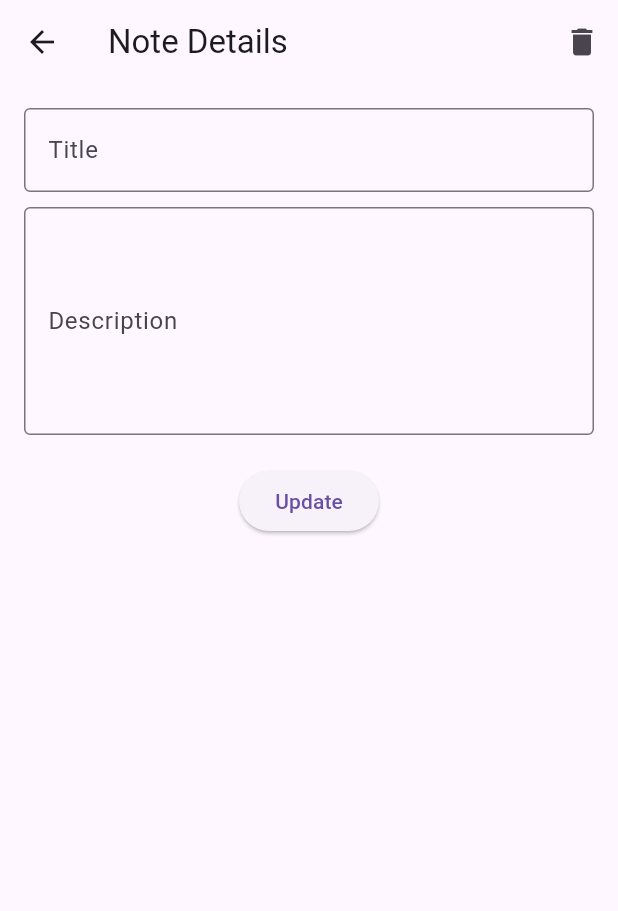
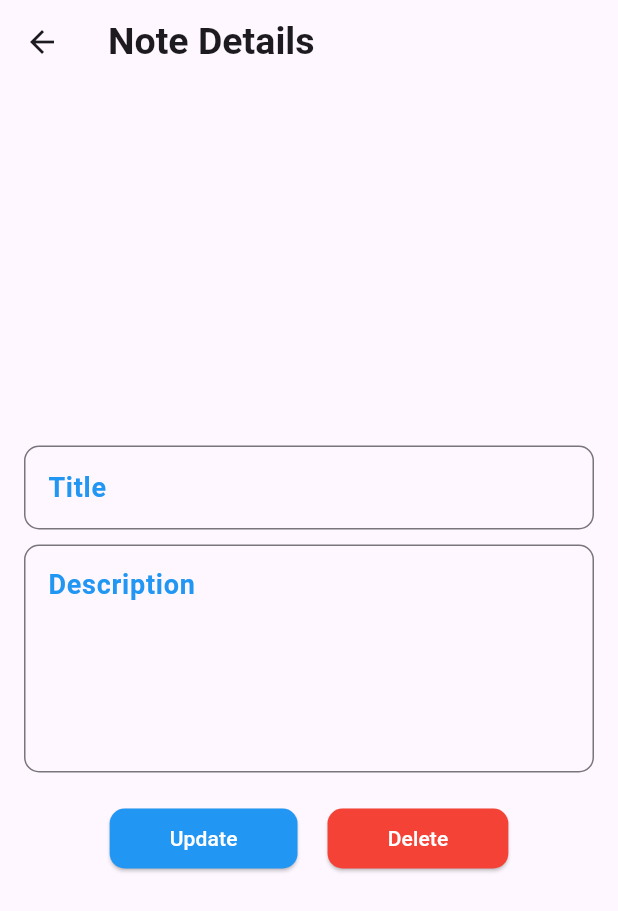
Before and after one commit to Mustafa-Mohamed26/todo_list_app, a Flutter app: the NoteDetailScreen screen opened directly with empty values, on a phone screen of 412 x 824 dp. Shown: the top 911 px of the screen. Run offline on Flutter 3.47's test engine with Material 3 defaults, Android fonts, the phone set to English and light mode, and no system bars; our stand-ins replace sqflite; accounts and stored records are empty.

Commit message:
note detail screen update

```diff
--- a/lib/screens/note_detail_screen.dart
+++ b/lib/screens/note_detail_screen.dart
@@ -13,10 +13,19 @@ class NoteDetailScreen extends StatefulWidget {
 }
 
 class _NoteDetailScreenState extends State<NoteDetailScreen> {
-  late TextEditingController titleController = TextEditingController();
-  late TextEditingController descriptionController = TextEditingController();
+  late TextEditingController titleController;
+  late TextEditingController descriptionController;
 
   late TodoProvider todoProvider;
+
+  @override
+  void initState() {
+    super.initState();
+    titleController = TextEditingController(text: widget.todo.title);
+    descriptionController = TextEditingController(
+      text: widget.todo.description,
+    );
+  }
 
   @override
   void dispose() {
@@ -48,33 +57,99 @@ class _NoteDetailScreenState extends State<NoteDetailScreen> {
     todoProvider = Provider.of<TodoProvider>(context);
     return Scaffold(
       appBar: AppBar(
-        title: Text('Note Details'),
-        actions: [IconButton(icon: Icon(Icons.delete), onPressed: deleteTodo)],
+        title: Text(
+          "Note Details",
+          style: TextStyle(fontSize: 25, fontWeight: FontWeight.bold),
         ),
-      body: Padding(
+      ),
+      body: Center(
+        child: Padding(
           padding: EdgeInsets.all(16.0),
           child: Column(
+            mainAxisSize: MainAxisSize.min,
             children: [
               TextField(
                 controller: titleController,
                 decoration: InputDecoration(
-                labelText: 'Title',
-                border: OutlineInputBorder(),
+                  labelText: "Title",
+                  labelStyle: TextStyle(
+                    color: Colors.blue,
+                    fontSize: 18,
+                    fontWeight: FontWeight.bold,
+                  ),
+                  border: OutlineInputBorder(
+                    borderRadius: BorderRadius.circular(10),
+                    borderSide: BorderSide(color: Colors.blue),
+                  ),
+                  focusedBorder: OutlineInputBorder(
+                    borderRadius: BorderRadius.circular(10),
+                    borderSide: BorderSide(color: Colors.blue),
+                  ),
                 ),
               ),
               SizedBox(height: 10),
               TextField(
                 controller: descriptionController,
                 decoration: InputDecoration(
-                labelText: 'Description',
-                border: OutlineInputBorder(),
+                  labelText: "Description",
+                  alignLabelWithHint: true,
+                  labelStyle: TextStyle(
+                    color: Colors.blue,
+                    fontSize: 18,
+                    fontWeight: FontWeight.bold,
+                  ),
+                  border: OutlineInputBorder(
+                    borderRadius: BorderRadius.circular(10),
+                    borderSide: BorderSide(color: Colors.blue),
+                  ),
+                  focusedBorder: OutlineInputBorder(
+                    borderRadius: BorderRadius.circular(10),
+                    borderSide: BorderSide(color: Colors.blue),
+                  ),
                 ),
                 maxLines: null,
                 minLines: 5,
+                expands: false,
               ),
               SizedBox(height: 20),
-            ElevatedButton(onPressed: updateTodo, child: Text('Update')),
+              Row(
+                mainAxisAlignment: MainAxisAlignment.center,
+                children: [
+                  ElevatedButton(
+                    onPressed: updateTodo,
+                    style: ElevatedButton.styleFrom(
+                      foregroundColor: Colors.white,
+                      backgroundColor: Colors.blue,
+                      padding: EdgeInsets.symmetric(
+                        horizontal: 40,
+                        vertical: 10,
+                      ),
+                      shape: RoundedRectangleBorder(
+                        borderRadius: BorderRadius.circular(10),
+                      ),
+                    ),
+                    child: Text('Update'),
+                  ),
+                  SizedBox(width: 20), // Add spacing between the buttons
+                  ElevatedButton(
+                    onPressed: deleteTodo,
+                    style: ElevatedButton.styleFrom(
+                      foregroundColor: Colors.white,
+                      backgroundColor: Colors.red,
+                      padding: EdgeInsets.symmetric(
+                        horizontal: 40,
+                        vertical: 10,
+                      ),
+                      shape: RoundedRectangleBorder(
+                        borderRadius: BorderRadius.circular(10),
+                      ),
+                    ),
+                    child: Text('Delete'),
+                  ),
                 ],
+              ),
+            ],
+          ),
         ),
       ),
     );
--- a/lib/widgets/bottom_sheet_widget.dart
+++ b/lib/widgets/bottom_sheet_widget.dart
@@ -98,7 +98,8 @@ class _BottomSheetWidgetState extends State<BottomSheetWidget> {
                 style: ElevatedButton.styleFrom(
                   foregroundColor: Colors.white,
                   backgroundColor: Colors.blue,
-                  padding: EdgeInsets.symmetric(horizontal: 50, vertical: 20),
+                  padding: EdgeInsets.symmetric(horizontal: 40, vertical: 10),
+
                   shape: RoundedRectangleBorder(
                     borderRadius: BorderRadius.circular(10),
                   ),
@@ -106,6 +107,7 @@ class _BottomSheetWidgetState extends State<BottomSheetWidget> {
                 onPressed: saveTodo,
                 child: Text("Save", style: TextStyle(fontSize: 18)),
               ),
+              SizedBox(height: 40),
             ],
           ),
         ),
```
Lines whose indentation alone changed are shown as unchanged.
